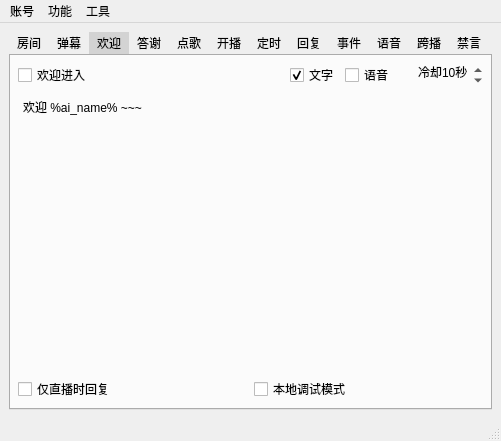
Before: the Qt Designer form mainwindow.ui in iwxyi/Bilibili-MagicalDanmaku, drawn with Qt 5.
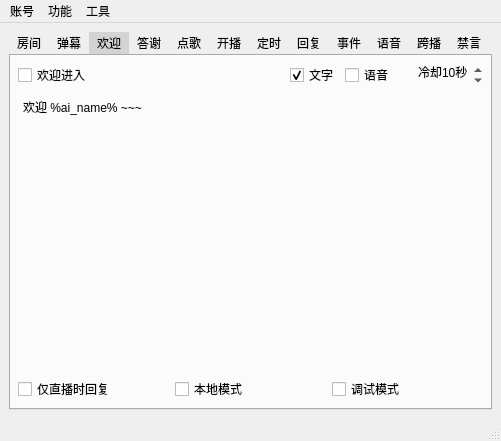
After: the same form once the commit is applied. The open tabs and pages were chosen to show the change. Icons and pictures are not drawn. Custom widgets are drawn as their Qt base class.

Commit message: 添加调试模式

```diff
--- a/mainwindow.ui
+++ b/mainwindow.ui
@@ -812,7 +812,17 @@
              <string>&lt;html&gt;&lt;head/&gt;&lt;body&gt;&lt;p&gt;所有本该发送的弹幕都只显示在“实时弹幕”中，不真正发送&lt;/p&gt;&lt;p&gt;另外包括送礼、禁言、解禁等，都只在本地发送通知（开启实时弹幕能看到），不真正操作&lt;/p&gt;&lt;p&gt;适用于调试时使用&lt;/p&gt;&lt;/body&gt;&lt;/html&gt;</string>
             </property>
             <property name="text">
-             <string>本地调试模式</string>
+             <string>本地模式</string>
+            </property>
+           </widget>
+          </item>
+          <item>
+           <widget class="QCheckBox" name="debugPrintCheck">
+            <property name="toolTip">
+             <string>&lt;html&gt;&lt;head/&gt;&lt;body&gt;&lt;p&gt;所有本该发送的弹幕都只显示在“实时弹幕”中，不真正发送&lt;/p&gt;&lt;p&gt;另外包括送礼、禁言、解禁等，都只在本地发送通知（开启实时弹幕能看到），不真正操作&lt;/p&gt;&lt;p&gt;适用于调试时使用&lt;/p&gt;&lt;/body&gt;&lt;/html&gt;</string>
+            </property>
+            <property name="text">
+             <string>调试模式</string>
             </property>
            </widget>
           </item>
```
Left out of the diff: 4 changed lines with no effect on the pictures. The commit also changes 2 other files.
